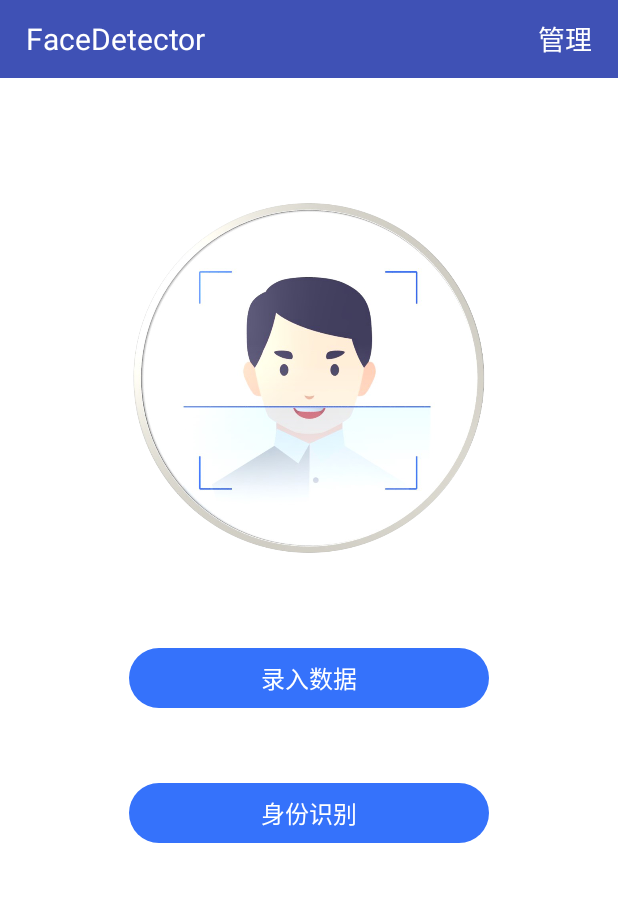
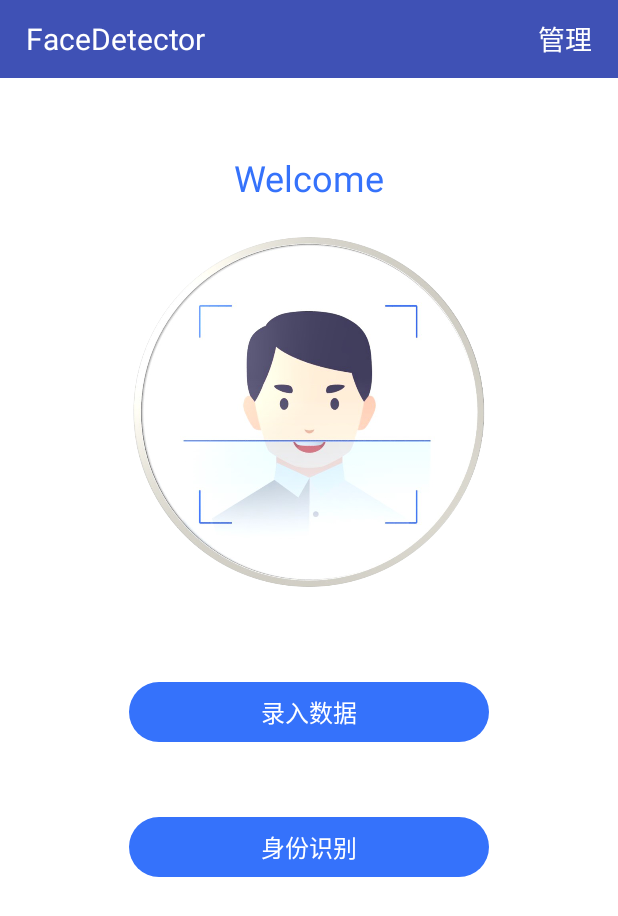
Before and after one commit to WilliamEricCheung/FaceDetector, an Android app: the screen it shows after launch (MainActivity), on a phone screen of 412 x 824 dp. Shown: the top 916 px of the screen. Run offline under Robolectric (Android 15) with nearby library versions, the phone set to English and light mode, and no system bars; libraries missing offline, so code that uses them is left out: com.facebook.stetho, com.uphyca.stetho_realm, io.realm; network calls fail; pictures from the network do not load; 8 statements that could not run were skipped.

Commit message:
basically finished & needed to refine

```diff
--- a/app/src/main/java/tech/wec/FaceDetector/MainActivity.java
+++ b/app/src/main/java/tech/wec/FaceDetector/MainActivity.java
@@ -20,6 +20,7 @@ import android.view.WindowManager;
 import android.widget.Button;
 import android.widget.EditText;
 import android.widget.ImageView;
+import android.widget.TextView;
 import android.widget.Toast;
 
 import com.facebook.stetho.Stetho;
@@ -81,6 +82,8 @@ public class MainActivity extends AppCompatActivity implements CameraBridgeViewB
     private Button bt_info;
     // 身份信息输入框
     private EditText inputText;
+    // 结果信息
+    private TextView tv_name;
     // native模型管理类
     private MTCNN mtcnn = new MTCNN();
     // 控制模型参数
@@ -121,13 +124,17 @@ public class MainActivity extends AppCompatActivity implements CameraBridgeViewB
         Realm.init(this);
         RealmConfiguration config = new RealmConfiguration.Builder().name("FaceDetector.realm").deleteRealmIfMigrationNeeded().build();
         Realm.setDefaultConfiguration(config);
+
+        // 如果出问题，就全部清干净数据库
+        //mFaceDataTrans.cleanRealm();
+        //mFaceDataTrans.deleteFaceData("William Eric Cheung");
+
         // realm inspection
         Stetho.initialize(
                 Stetho.newInitializerBuilder(this)
                         .enableDumpapp(Stetho.defaultDumperPluginsProvider(this))
                         .enableWebKitInspector(RealmInspectorModulesProvider.builder(this).build())
                         .build());
-
         setContentView(R.layout.activity_main);
 
         // 获取应用权限
@@ -173,6 +180,7 @@ public class MainActivity extends AppCompatActivity implements CameraBridgeViewB
         inputText = new EditText(this);
         bt_output = findViewById(R.id.bt_output);
         bt_info = findViewById(R.id.bt_info);
+        tv_name = findViewById(R.id.tv_name);
 
         javaCamera2View = findViewById(R.id.cv_camera);
 
@@ -415,7 +423,7 @@ public class MainActivity extends AppCompatActivity implements CameraBridgeViewB
                 // 得到pos和faceData后进行数据库的存入
                 Log.i(TAG, "input name: " + inputName);
                 mFaceDataTrans.addFaceData(inputName, pos, encode(faceData));
-//                Log.i(TAG, "Face Data Size: "+faceData.length);
+
                 Imgproc.rectangle(frame, lefttop, rightbottom, new Scalar(255, 255, 0, 255), 2);
 //                canvas.drawPoints(new float[]{faceInfo[5+14*i],faceInfo[10+14*i],
 //                        faceInfo[6+14*i],faceInfo[11+14*i],
@@ -497,14 +505,20 @@ public class MainActivity extends AppCompatActivity implements CameraBridgeViewB
                 Log.i(TAG, "aligned Face Data size: " + alignedFaceData.length);
                 float[] faceData = mtcnn.FaceArray(alignedFaceData);
                 Log.i(TAG, "Face Data Size: " + faceData.length);
+
                 // 遍历数据库，寻找某姓名中3*128D数据最短欧氏距离的人脸数据
                 // 先将摄像头下的人脸数据填入表，作为临时变量name==tmp，然后进行对比，如果找到后面只有tmp符合，就查找失败
                 mFaceDataTrans.addFace("tmp");
                 mFaceDataTrans.addFaceData("tmp", pos, encode(faceData));
-                // 删除临时变量tmp
-                mFaceDataTrans.deleteLastName();
+                // 将临时变量和其他数据进行对比
+                String res = mFaceDataTrans.findName("tmp");
+                Log.i(TAG, "发现人脸，姓名： "+ res);
+                tv_name.setText("Welcome, "+ res);
+                // 记得删除临时姓名tmp
+
 
                 Imgproc.rectangle(frame, lefttop, rightbottom, new Scalar(255, 255, 0, 255), 2);
+                //Imgproc.putText(frame, res, lefttop,Core.FONT_HERSHEY_SIMPLEX,2, new Scalar(255,255,0,255),2);
 //                canvas.drawPoints(new float[]{faceInfo[5+14*i],faceInfo[10+14*i],
 //                        faceInfo[6+14*i],faceInfo[11+14*i],
 //                        faceInfo[7+14*i],faceInfo[12+14*i],
@@ -515,9 +529,9 @@ public class MainActivity extends AppCompatActivity implements CameraBridgeViewB
             }
         } else {
             Log.i(TAG, "没有检测到人脸!!!");
+            tv_name.setText("Look at the Camera pls");
         }
-//        Log.i(TAG, "Mat to Bitmap: "+pic.getWidth()+"*"+pic.getHeight());
-//        Utils.bitmapToMat(pic, frame);
+
         return frame;
     }
 
--- a/app/src/main/res/layout/activity_main.xml
+++ b/app/src/main/res/layout/activity_main.xml
@@ -11,13 +11,23 @@
 
     <include layout="@layout/layout_titlebar"/>
 
+    <TextView
+        android:id="@+id/tv_name"
+        android:layout_width="match_parent"
+        android:layout_height="wrap_content"
+        android:layout_gravity="center"
+        android:gravity="center"
+        android:textSize="24dp"
+        android:textColor="@color/light_blue"
+        android:layout_marginTop="50dp"
+        android:text="Welcome"/>
     <ImageView
         android:visibility="visible"
         android:id="@+id/imageView"
         android:layout_width="240dp"
         android:layout_height="240dp"
         android:layout_gravity="center"
-        android:layout_marginTop="80dp"
+        android:layout_marginTop="20dp"
         android:background="@drawable/profile_round"
         />
 
@@ -27,7 +37,7 @@
         android:layout_height="216dp"
         android:id="@+id/cv_camera"
         android:layout_gravity="center"
-        android:layout_marginTop="104dp" />
+        android:layout_marginTop="44dp" />
 
     <tech.wec.FaceDetector.widget.RoundCornerButton
         android:id="@+id/bt_input"
```
Also changed, not shown: app/src/main/java/tech/wec/FaceDetector/util/FaceDataTrans.java (+105 -25 lines), 2 other files.
